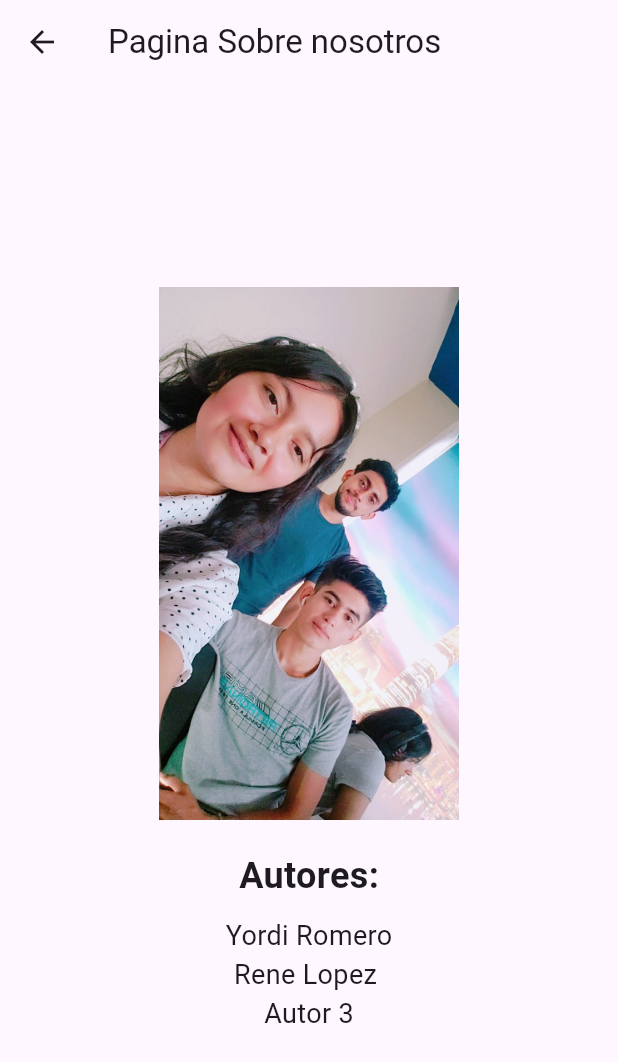
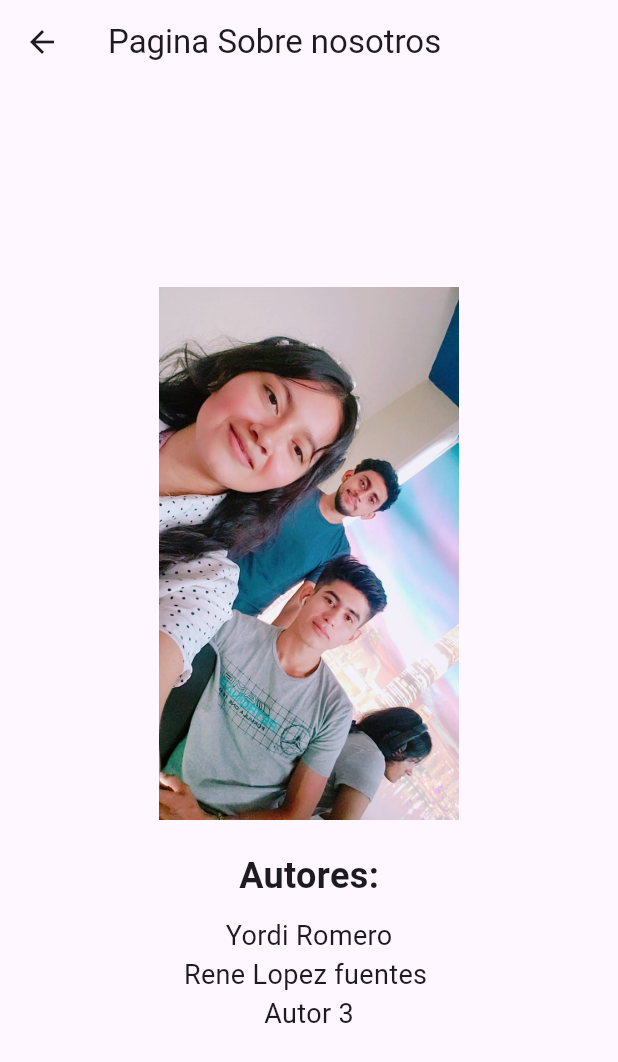
Before and after one commit to YordyM/evaluacion2_sis22, a Flutter app: the SobreNosotrosScreen screen opened directly, on a phone screen of 412 x 824 dp. Shown: the top 1062 px of the screen. Run offline on Flutter 3.47's test engine with Material 2 defaults, Android fonts, the phone set to English and light mode, and no system bars; our stand-ins replace cloud_firestore, firebase_core; accounts and stored records are empty.

Commit message:
cambiando nombre

```diff
--- a/lib/pages/sobrenosotros.dart
+++ b/lib/pages/sobrenosotros.dart
@@ -35,7 +35,7 @@ class SobreNosotrosScreen extends StatelessWidget {
               ),
             ),
             Text(
-              'Rene Lopez ',
+              'Rene Lopez fuentes ',
               style: TextStyle(
                 fontSize:
                     18, // Ajusta el tamaño del texto según tus necesidades
```
